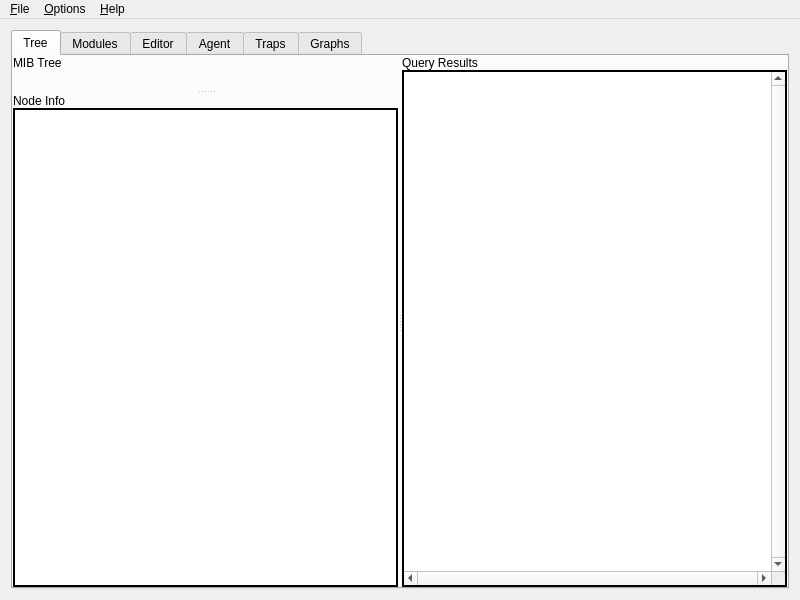
Qt form app/mainw.ui (verrio/snmpb) before a commit.
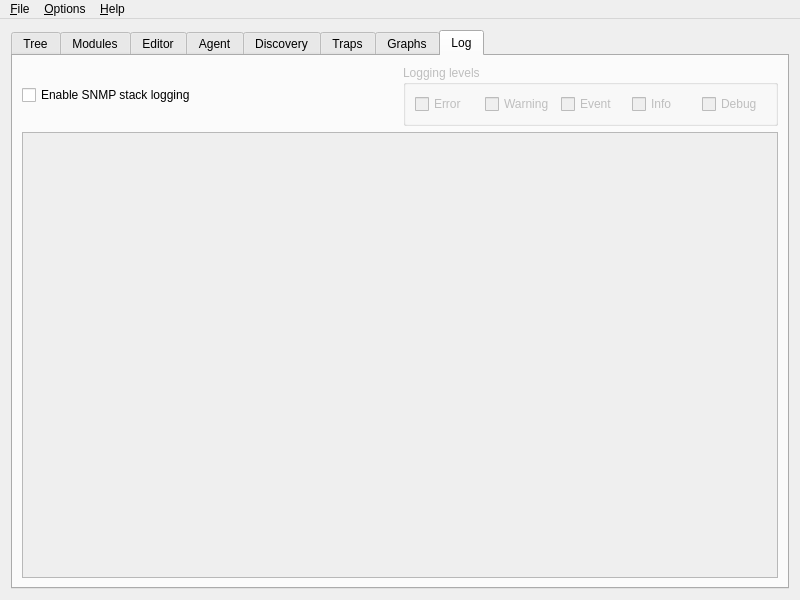
The same form after that commit. The open tabs and pages were chosen to show the change. Icons and pictures are not drawn. Custom widgets are drawn as their Qt base class.

Commit message: First draft of log window

Diff of the .ui file:
```diff
--- a/app/mainw.ui
+++ b/app/mainw.ui
@@ -1011,6 +1011,11 @@
         </item>
        </layout>
       </widget>
+    <widget class="QWidget" name="tab_3" >
+     <attribute name="title" >
+      <string>Discovery</string>
+     </attribute>
+    </widget>
       <widget class="QWidget" name="TabPage" >
        <attribute name="title" >
         <string>Traps</string>
@@ -1515,10 +1520,120 @@
         </item>
        </layout>
       </widget>
-     </widget>
-    </item>
-   </layout>
-  </widget>
+    <widget class="QWidget" name="tab_2" >
+     <attribute name="title" >
+      <string>Log</string>
+     </attribute>
+     <layout class="QVBoxLayout" >
+      <property name="margin" >
+       <number>9</number>
+      </property>
+      <property name="spacing" >
+       <number>6</number>
+      </property>
+      <item>
+       <layout class="QHBoxLayout" >
+        <property name="margin" >
+         <number>0</number>
+        </property>
+        <property name="spacing" >
+         <number>6</number>
+        </property>
+        <item>
+         <widget class="QCheckBox" name="LogEnable" >
+          <property name="text" >
+           <string>Enable SNMP stack logging</string>
+          </property>
+         </widget>
+        </item>
+        <item>
+         <widget class="QGroupBox" name="LogLevels" >
+          <property name="enabled" >
+           <bool>false</bool>
+          </property>
+          <property name="title" >
+           <string>Logging levels</string>
+          </property>
+          <layout class="QHBoxLayout" >
+           <property name="margin" >
+            <number>9</number>
+           </property>
+           <property name="spacing" >
+            <number>6</number>
+           </property>
+           <item>
+            <widget class="QCheckBox" name="LogError" >
+             <property name="text" >
+              <string>Error</string>
+             </property>
+             <property name="tristate" >
+              <bool>true</bool>
+             </property>
+            </widget>
+           </item>
+           <item>
+            <widget class="QCheckBox" name="LogWarning" >
+             <property name="text" >
+              <string>Warning</string>
+             </property>
+             <property name="tristate" >
+              <bool>true</bool>
+             </property>
+            </widget>
+           </item>
+           <item>
+            <widget class="QCheckBox" name="LogEvent" >
+             <property name="text" >
+              <string>Event</string>
+             </property>
+             <property name="tristate" >
+              <bool>true</bool>
+             </property>
+            </widget>
+           </item>
+           <item>
+            <widget class="QCheckBox" name="LogInfo" >
+             <property name="text" >
+              <string>Info</string>
+             </property>
+             <property name="tristate" >
+              <bool>true</bool>
+             </property>
+            </widget>
+           </item>
+           <item>
+            <widget class="QCheckBox" name="LogDebug" >
+             <property name="text" >
+              <string>Debug</string>
+             </property>
+            </widget>
+           </item>
+          </layout>
+         </widget>
+        </item>
+       </layout>
+      </item>
+      <item>
+       <widget class="QTextEdit" name="LogOutput" >
+        <property name="enabled" >
+         <bool>false</bool>
+        </property>
+        <property name="readOnly" >
+         <bool>true</bool>
+        </property>
+        <property name="acceptRichText" >
+         <bool>false</bool>
+        </property>
+       </widget>
+      </item>
+     </layout>
+    </widget>
+   </widget>
+
+      </item>
+     </layout>
+  </widget>
+
   <widget class="QMenuBar" name="MenuBar" >
    <property name="geometry" >
     <rect>
@@ -1703,18 +1818,6 @@
  </widget>
  <layoutdefault spacing="6" margin="11" />
  <customwidgets>
-  <customwidget>
-   <class>MarkerWidget</class>
-   <extends>QWidget</extends>
-   <header>markerwidget.h</header>
-   <container>1</container>
-  </customwidget>
-  <customwidget>
-   <class>QColorComboBox</class>
-   <extends>QComboBox</extends>
-   <header>comboboxes.h</header>
-   <container>1</container>
-  </customwidget>
   <customwidget>
    <class>QPenWidthComboBox</class>
    <extends>QComboBox</extends>
@@ -1739,6 +1842,18 @@
    <header>mibview.h</header>
    <container>1</container>
   </customwidget>
+  <customwidget>
+   <class>MarkerWidget</class>
+   <extends>QWidget</extends>
+   <header>markerwidget.h</header>
+   <container>1</container>
+  </customwidget>
+  <customwidget>
+   <class>QColorComboBox</class>
+   <extends>QComboBox</extends>
+   <header>comboboxes.h</header>
+   <container>1</container>
+  </customwidget>
  </customwidgets>
  <resources>
   <include location="snmpb.qrc" />
```
Lines whose indentation alone changed are shown as unchanged.
